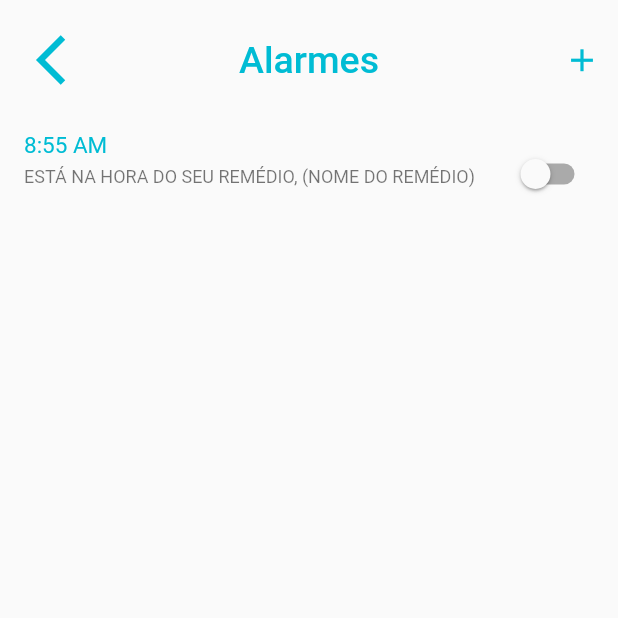
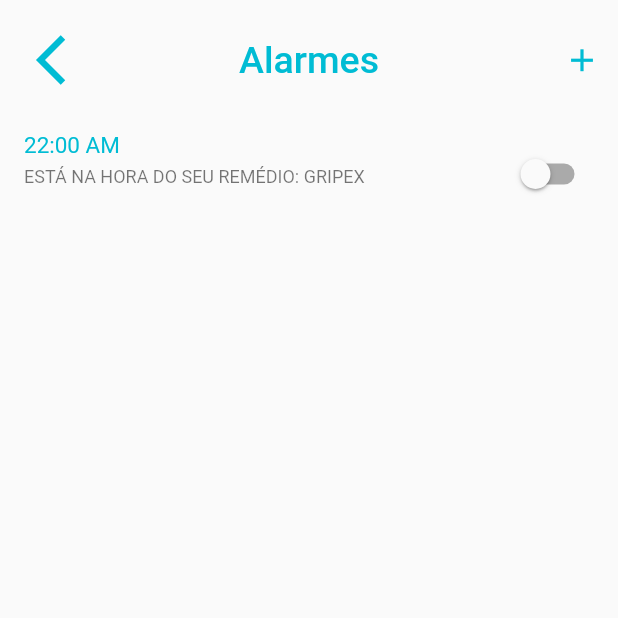
Before and after one commit to nathylla5/-Sa-de-Digital, a Flutter app: the AlarmsView screen opened directly, after a tap on the "add" icon, on a phone screen of 412 x 824 dp, the top half of it. Run offline on Flutter 3.47's test engine with Material 2 defaults, Android fonts, the phone set to English and light mode, and no system bars.

Commit message:
separando widgets de alarme em classes

```diff
--- a/lib/pages/alarm_page.dart
+++ b/lib/pages/alarm_page.dart
@@ -1,4 +1,7 @@
 import 'package:flutter/material.dart';
+import 'package:flutter_application_2/widgets/create_alarm.dart';
+
+import 'menu_page.dart';
 
 class AlarmsView extends StatefulWidget {
   const AlarmsView({Key? key}) : super(key: key);
@@ -9,7 +12,6 @@ class AlarmsView extends StatefulWidget {
 
 class _AlarmsViewState extends State<AlarmsView> {
   List<Widget> alarmsTiles = [];
-  List<bool> switchValues = [];
 
   @override
   Widget build(BuildContext context) {
@@ -26,7 +28,11 @@ class _AlarmsViewState extends State<AlarmsView> {
           child: IconButton(
               iconSize: 40,
               color: Colors.cyan,
-              onPressed: () {},
+              onPressed: () {
+                Navigator.of(context).push(
+                  MaterialPageRoute(builder: (context) => const MenuView()),
+                );
+              },
               icon: const Icon(
                 Icons.arrow_back_ios,
               )),
@@ -47,23 +53,8 @@ class _AlarmsViewState extends State<AlarmsView> {
 
   void addAlarmsTile() {
     setState(() {
-      switchValues.add(false);
-      alarmsTiles.add(
-        SwitchListTile(
-          title: const Text('8:55 AM',
-              style: TextStyle(color: Colors.cyan, fontSize: 15)),
-          subtitle:
-              const Text('ESTÁ NA HORA DO SEU REMÉDIO, (NOME DO REMÉDIO)'),
-          isThreeLine: true,
-          dense: true,
-          value: switchValues[alarmsTiles.length],
-          onChanged: (bool switchValue) {
-            setState(() {
-              switchValues[alarmsTiles.length] = switchValue;
-            });
-          },
-        ),
-      );
+      alarmsTiles
+          .add(const CreateAlarm(time: '22:00 AM', medicineName: 'GRIPEX'));
     });
   }
 }
--- a/lib/pages/donations_page.dart
+++ b/lib/pages/donations_page.dart
@@ -48,7 +48,7 @@ class _DonationsViewState extends State<DonationsView> {
               color: Colors.cyan,
               onPressed: () {
                 Navigator.of(context).push(
-                  MaterialPageRoute(builder: (context) => MenuView()),
+                  MaterialPageRoute(builder: (context) => const MenuView()),
                 );
               },
               icon: const Icon(
--- /dev/null
+++ b/lib/widgets/create_alarm.dart
@@ -0,0 +1,32 @@
+import 'package:flutter/material.dart';
+
+class CreateAlarm extends StatefulWidget {
+  final String time;
+  final String medicineName;
+
+  const CreateAlarm({Key? key, required this.time, required this.medicineName})
+      : super(key: key);
+
+  @override
+  State<StatefulWidget> createState() => _CreateAlarmState();
+}
+
+class _CreateAlarmState extends State<CreateAlarm> {
+  bool switchValue = false;
+  @override
+  Widget build(BuildContext context) {
+    return SwitchListTile(
+      title: Text(widget.time,
+          style: const TextStyle(color: Colors.cyan, fontSize: 15)),
+      subtitle: Text('ESTÁ NA HORA DO SEU REMÉDIO: ${widget.medicineName}'),
+      isThreeLine: true,
+      dense: true,
+      value: switchValue,
+      onChanged: (bool value) {
+        setState(() {
+          switchValue = value;
+        });
+      },
+    );
+  }
+}
```
Also changed, not shown: lib/pages/menu_page.dart (+8 -30 lines), lib/widgets/menu_button.dart (+5 -18 lines), lib/widgets/show_alert_dialog.dart (+17 -17 lines).
